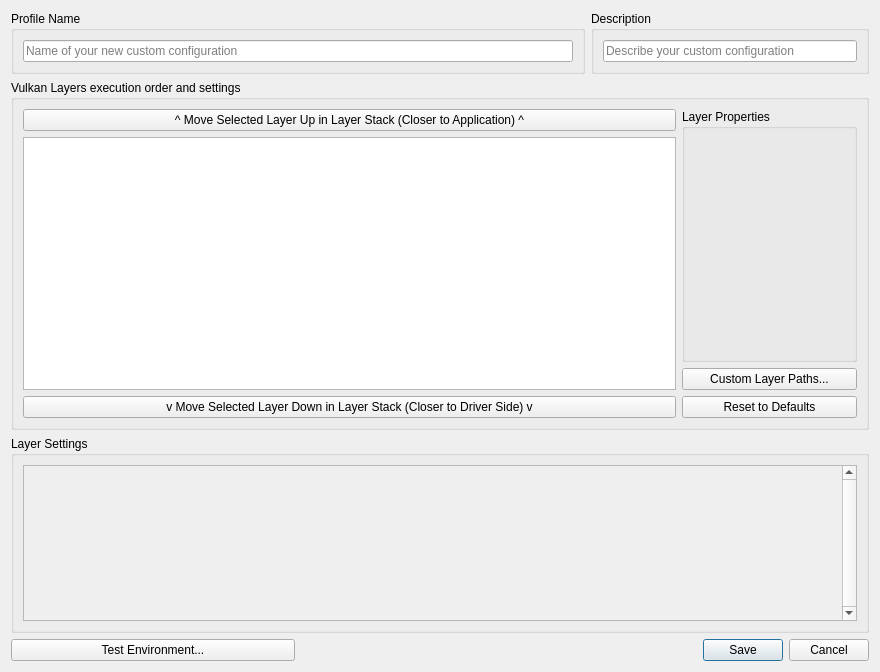
LunarG/VulkanTools, file vkconfig/dlgprofileeditor.ui: the form before one commit.
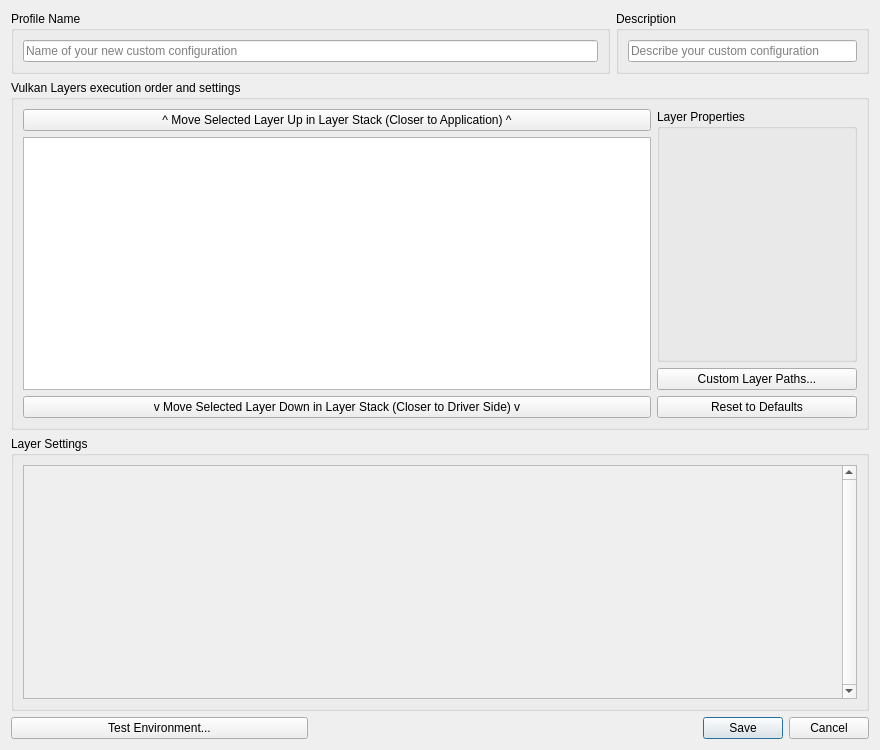
The form after the commit.

The edit to the form file:
```diff
--- a/vkconfig/dlgprofileeditor.ui
+++ b/vkconfig/dlgprofileeditor.ui
@@ -7,7 +7,7 @@
     <x>0</x>
     <y>0</y>
     <width>880</width>
-    <height>672</height>
+    <height>750</height>
    </rect>
   </property>
   <property name="minimumSize">
@@ -118,7 +118,7 @@
        <widget class="QGroupBox" name="groupBox_5">
         <property name="minimumSize">
          <size>
-          <width>175</width>
+          <width>200</width>
           <height>0</height>
          </size>
         </property>
@@ -306,8 +306,8 @@
           <rect>
            <x>0</x>
            <y>0</y>
-           <width>823</width>
-           <height>175</height>
+           <width>809</width>
+           <height>228</height>
           </rect>
          </property>
         </widget>
```
